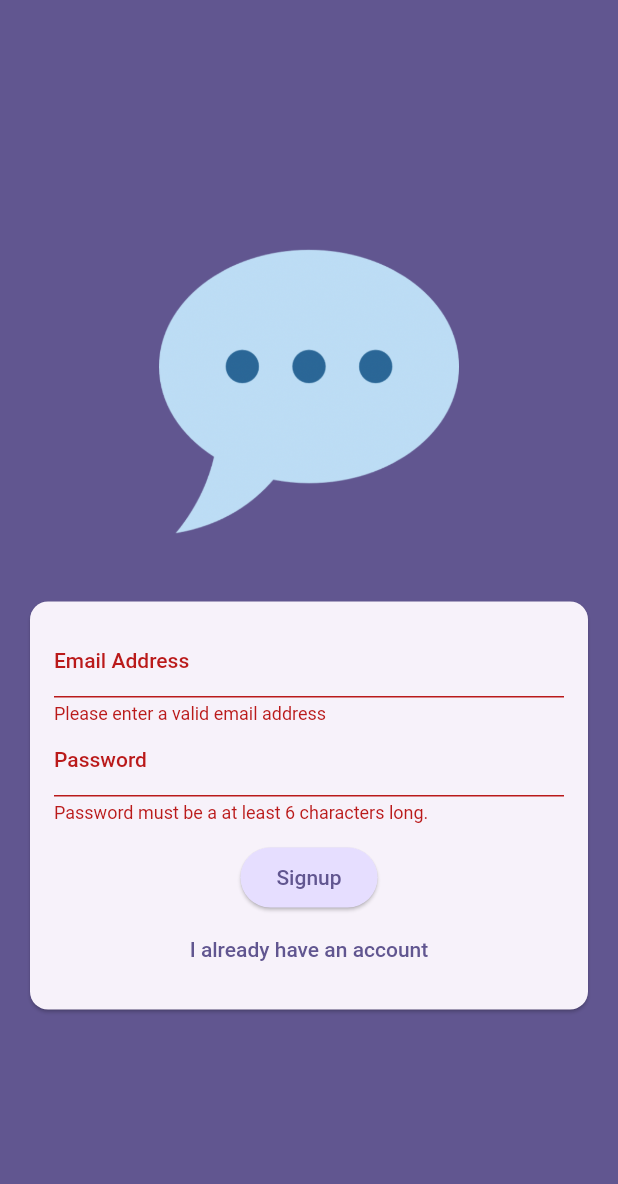
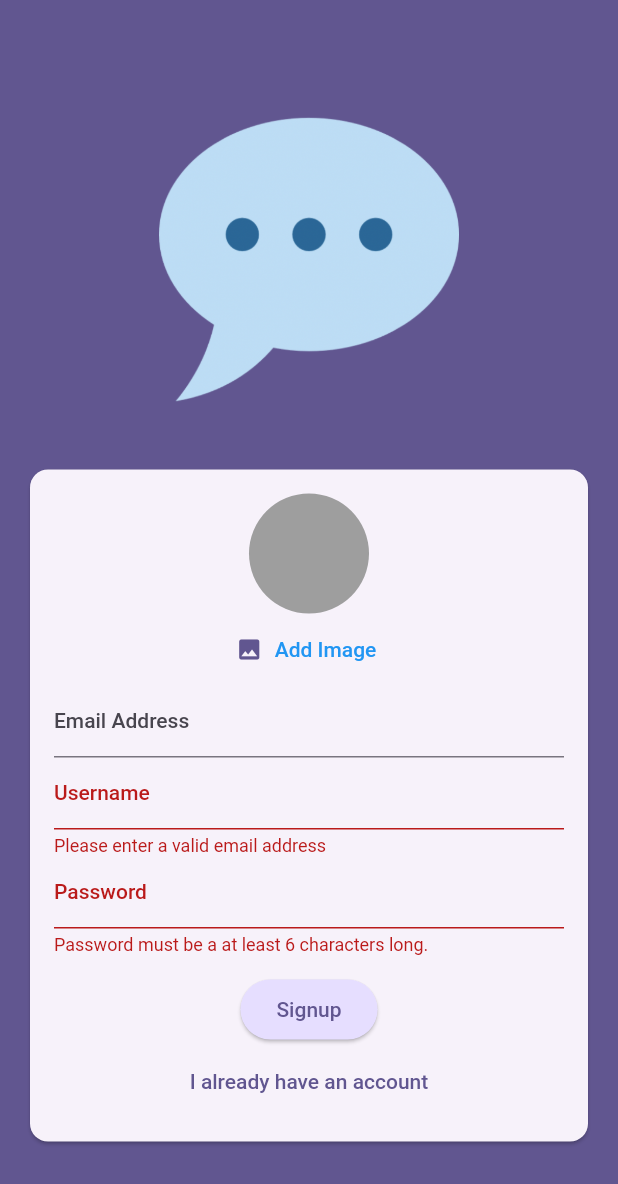
Before and after one commit to DanielaAvendano/chat-app, a Flutter app: the screen it shows after launch, after a tap on "Signin", after a tap on "Create an account", on a phone screen of 412 x 824 dp. Shown: the top 1184 px of the screen. Run offline on Flutter 3.47's test engine with Material 2 defaults, Android fonts, the phone set to English and light mode, and no system bars; our stand-ins replace cloud_firestore, firebase_auth, firebase_core, firebase_storage, image_picker; accounts and stored records are empty.

Commit message:
upload image from camera device

```diff
--- a/lib/screens/auth.dart
+++ b/lib/screens/auth.dart
@@ -1,3 +1,8 @@
+import 'dart:io';
+
+import 'package:chat_app/widgets/user_image_picker.dart';
+import 'package:cloud_firestore/cloud_firestore.dart';
+import 'package:firebase_storage/firebase_storage.dart';
 import 'package:flutter/material.dart';
 import 'package:firebase_auth/firebase_auth.dart';
 
@@ -13,20 +18,28 @@
 
 class _AuthScreenState extends State<AuthScreen> {
   final _formKey = GlobalKey<FormState>();
+
   var _isLogin = true;
   var _enteredEmail = '';
   var _enteredPassword = '';
+  File? _selectedImage;
+  var _isAuthenticating = false;
+  var _enteredUsername = '';
 
   void _submit() async {
     final isValid = _formKey.currentState!.validate();
 
-    if (!isValid) {
+    if (!isValid || !_isLogin && _selectedImage == null) {
+      //show error message maybe...
       return;
     }
 
     _formKey.currentState!.save();
 
     try {
+      setState(() {
+        _isAuthenticating = true;
+      });
       if (_isLogin) {
         //log users in
         final userCredentials = _firebase.signInWithEmailAndPassword(
@@ -35,6 +48,25 @@
         //use firebase
         final usersCredentials = await _firebase.createUserWithEmailAndPassword(
             email: _enteredEmail, password: _enteredPassword);
+
+        //once created the user , update any data like an image
+        final storageRef = FirebaseStorage.instance
+            .ref()
+            .child('user_images')
+            .child('${usersCredentials.user!.uid}.jpg');
+
+        await storageRef.putFile(_selectedImage!);
+        final imageUrl = await storageRef.getDownloadURL();
+
+        //object to talk to cloud firestore
+        await FirebaseFirestore.instance
+            .collection('users')
+            .doc(usersCredentials.user!.uid)
+            .set({
+          'username': _enteredUsername,
+          'email': _enteredEmail,
+          'image_url': imageUrl,
+        });
       }
     } on FirebaseAuthException catch (error) {
       ScaffoldMessenger.of(context).clearSnackBars();
@@ -76,6 +108,12 @@
                     child: Column(
                       mainAxisSize: MainAxisSize.min,
                       children: [
+                        if (!_isLogin)
+                          UserImagePicker(
+                            onPickImage: (pickedImage) {
+                              _selectedImage = pickedImage;
+                            },
+                          ),
                         TextFormField(
                           decoration:
                               const InputDecoration(labelText: 'Email Address'),
@@ -94,6 +132,25 @@
                             _enteredEmail = value!;
                           },
                         ),
+                        if (!_isLogin)
+                          TextFormField(
+                            enableSuggestions: false,
+                            decoration:
+                                const InputDecoration(labelText: 'Username'),
+                            keyboardType: TextInputType.emailAddress,
+                            textCapitalization: TextCapitalization.none,
+                            validator: (value) {
+                              if (value == null ||
+                                  value.isEmpty ||
+                                  value.trim().length < 4) {
+                                return 'Please enter a valid username';
+                              }
+                              return null;
+                            },
+                            onSaved: (value) {
+                              _enteredUsername = value!;
+                            },
+                          ),
                         TextFormField(
                           decoration:
                               const InputDecoration(labelText: 'Password'),
@@ -109,14 +166,19 @@
                           },
                         ),
                         const SizedBox(height: 12),
+                        if (_isAuthenticating)
+                          const CircularProgressIndicator(),
+                        if (!_isAuthenticating)
                           ElevatedButton(
                             onPressed: _submit,
                             style: ElevatedButton.styleFrom(
-                            backgroundColor:
-                                Theme.of(context).colorScheme.primaryContainer,
+                              backgroundColor: Theme.of(context)
+                                  .colorScheme
+                                  .primaryContainer,
                             ),
                             child: Text(_isLogin ? 'Signin' : 'Signup'),
                           ),
+                        if (!_isAuthenticating)
                           TextButton(
                             onPressed: () {
                               setState(() {
--- /dev/null
+++ b/lib/widgets/user_image_picker.dart
@@ -0,0 +1,57 @@
+import 'dart:io';
+
+import 'package:flutter/material.dart';
+import 'package:image_picker/image_picker.dart';
+
+class UserImagePicker extends StatefulWidget {
+  const UserImagePicker({super.key, required this.onPickImage});
+
+  final void Function(File pickedImage) onPickImage;
+
+  @override
+  State<UserImagePicker> createState() => _UserImagePickerState();
+}
+
+class _UserImagePickerState extends State<UserImagePicker> {
+  File? _pickedImageFile;
+
+  void _pickImage() async {
+    final pickedImage = await ImagePicker().pickImage(
+      source: ImageSource.camera,
+      imageQuality: 50,
+      maxWidth: 150,
+    );
+
+    if (pickedImage == null) {
+      return;
+    }
+
+    setState(() {
+      _pickedImageFile = File(pickedImage.path);
+    });
+
+    widget.onPickImage(_pickedImageFile!);
+  }
+
+  @override
+  Widget build(context) {
+    return Column(
+      children: [
+        CircleAvatar(
+          radius: 40,
+          backgroundColor: Colors.grey,
+          foregroundImage:
+              _pickedImageFile != null ? FileImage(_pickedImageFile!) : null,
+        ),
+        TextButton.icon(
+          onPressed: _pickImage,
+          icon: const Icon(Icons.image),
+          label: Text(
+            'Add Image',
+            style: TextStyle(color: Theme.of(context).primaryColor),
+          ),
+        ),
+      ],
+    );
+  }
+}
--- a/pubspec.yaml
+++ b/pubspec.yaml
@@ -36,6 +36,9 @@
   cupertino_icons: ^1.0.2
   firebase_core: ^2.22.0
   firebase_auth: ^4.14.0
+  firebase_storage: ^11.5.1
+  image_picker: ^1.0.4
+  cloud_firestore: ^4.13.1
 
 dev_dependencies:
   flutter_test:
```
Also changed, not shown: pubspec.lock, 8 other files. Lines whose indentation alone changed are shown as unchanged.
